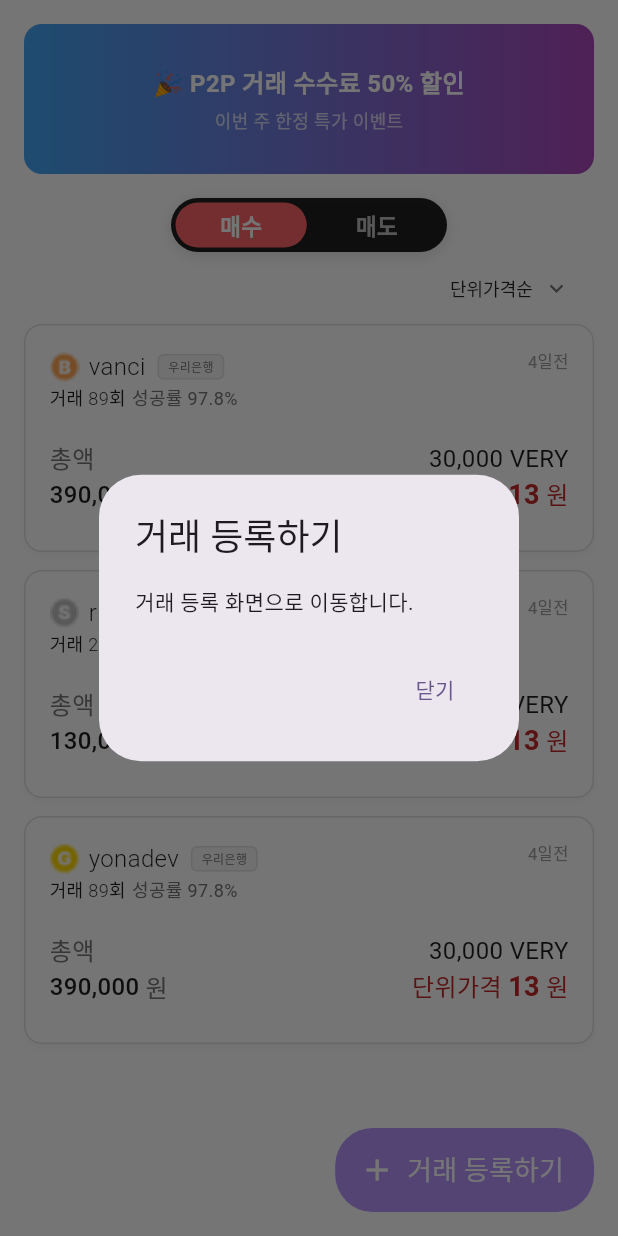
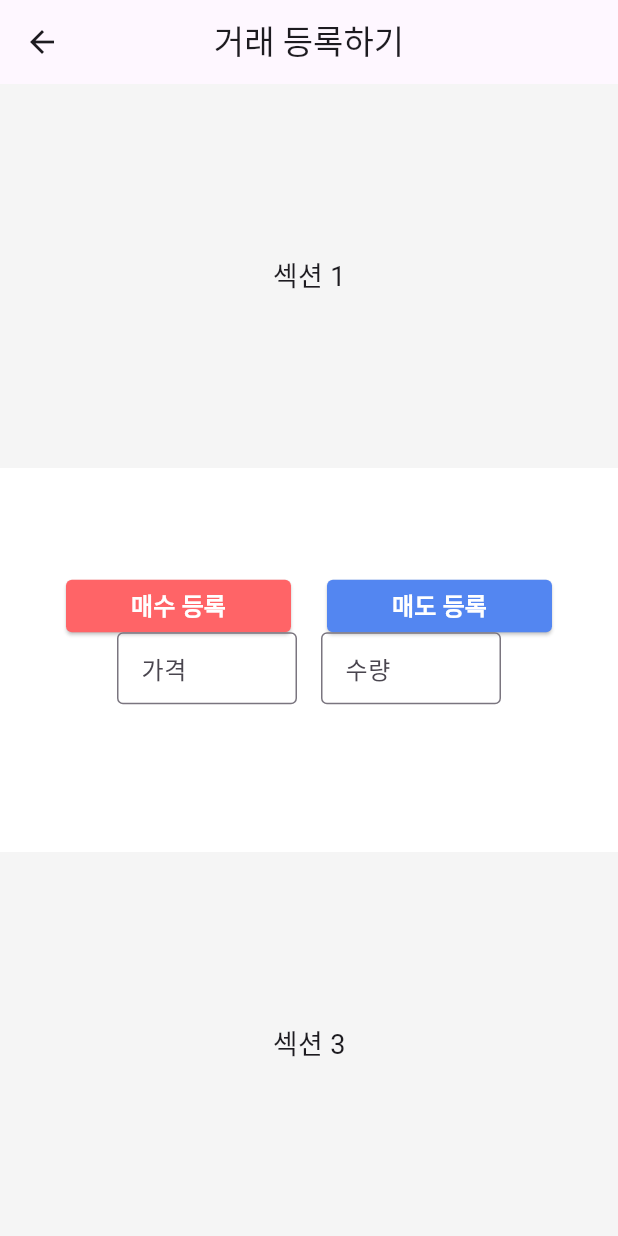
Before and after one commit to verychain/flutter, a Flutter app: the P2PTradingPage screen opened directly, after a tap on "거래 등록하기", on a phone screen of 412 x 824 dp. Run offline on Flutter 3.47's test engine with Material 3 defaults, Android fonts, the phone set to English and light mode, and no system bars; our stand-ins replace flutter_dotenv, flutter_svg, lottie, shared_preferences; missing offline and left inert: wepin_flutter_login_lib, wepin_flutter_widget_sdk; accounts and stored records are empty; Roboto replaces fonts that are missing (Pretendard); project files that could hold a hidden picture were left out.

```diff
--- /dev/null
+++ b/lib/view/pages/create_offer_page.dart
@@ -0,0 +1,131 @@
+import 'package:demo_flutter/data/constants.dart';
+import 'package:flutter/material.dart';
+
+class CreateOfferPage extends StatelessWidget {
+  const CreateOfferPage({super.key});
+
+  @override
+  Widget build(BuildContext context) {
+    return Scaffold(
+      appBar: AppBar(title: Text('거래 등록하기'), centerTitle: true),
+      body: Column(
+        children: [
+          Expanded(
+            child: Container(
+              color: Colors.grey.shade100,
+              child: Center(
+                child: Text('섹션 1', style: TextStyle(fontSize: 18.0)),
+              ),
+            ),
+          ),
+          Expanded(
+            child: Container(
+              color: Colors.white,
+              child: Center(
+                child: Column(
+                  mainAxisSize: MainAxisSize.min,
+                  children: [
+                    Row(
+                      mainAxisAlignment: MainAxisAlignment.center,
+
+                      children: [
+                        SizedBox(
+                          width: 150,
+                          height: 35,
+                          child: ElevatedButton(
+                            style: ElevatedButton.styleFrom(
+                              shape: RoundedRectangleBorder(
+                                borderRadius: BorderRadius.circular(4.0),
+                              ),
+                              backgroundColor: AppColors.buyColor,
+                              padding: EdgeInsets.symmetric(
+                                horizontal: 24,
+                                vertical: 4, // padding: 4px 24px
+                              ),
+                            ),
+                            onPressed: () {},
+                            child: Text(
+                              '매수 등록',
+                              style: TextStyle(
+                                fontSize: 16.0,
+                                fontWeight: FontWeight.bold,
+                                color: Colors.white,
+                              ),
+                            ),
+                          ),
+                        ),
+                        SizedBox(width: 24),
+                        SizedBox(
+                          width: 150,
+                          height: 35,
+                          child: ElevatedButton(
+                            style: ElevatedButton.styleFrom(
+                              shape: RoundedRectangleBorder(
+                                borderRadius: BorderRadius.circular(4.0),
+                              ),
+                              backgroundColor: AppColors.sellColor,
+                              padding: EdgeInsets.symmetric(
+                                horizontal: 24,
+                                vertical: 4, // padding: 4px 24px
+                              ),
+                            ),
+                            onPressed: () {},
+                            child: Text(
+                              '매도 등록',
+                              style: TextStyle(
+                                fontSize: 16.0,
+                                fontWeight: FontWeight.bold,
+                                color: Colors.white,
+                              ),
+                            ),
+                          ),
+                        ),
+                      ],
+                    ),
+                    Row(
+                      mainAxisAlignment: MainAxisAlignment.center,
+                      children: [
+                        SizedBox(
+                          width: 120,
+                          child: TextField(
+                            decoration: InputDecoration(
+                              labelText: '가격',
+                              border: OutlineInputBorder(),
+                              isDense: true,
+                            ),
+                            keyboardType: TextInputType.number,
+                          ),
+                        ),
+                        SizedBox(width: 16),
+                        SizedBox(
+                          width: 120,
+                          child: TextField(
+                            decoration: InputDecoration(
+                              labelText: '수량',
+                              border: OutlineInputBorder(),
+                              isDense: true,
+                            ),
+                            keyboardType: TextInputType.number,
+                          ),
+                        ),
+                      ],
+                    ),
+                    SizedBox(height: 24),
+                  ],
+                ),
+              ),
+            ),
+          ),
+          Expanded(
+            child: Container(
+              color: Colors.grey.shade100,
+              child: Center(
+                child: Text('섹션 3', style: TextStyle(fontSize: 18.0)),
+              ),
+            ),
+          ),
+        ],
+      ),
+    );
+  }
+}
--- a/lib/view/pages/p2p_trading_page.dart
+++ b/lib/view/pages/p2p_trading_page.dart
@@ -7,6 +7,7 @@ import 'package:flutter/material.dart';
 import 'package:demo_flutter/view/widgets/trade_card_widget.dart';
 import 'package:demo_flutter/view/widgets/trade_sort_dropdown.dart';
 import 'package:demo_flutter/model/trade_sort_type.dart';
+import 'package:demo_flutter/view/pages/create_offer_page.dart'; // <-- CreateOfferPage 임포트
 
 class P2PTradingPage extends StatefulWidget {
   const P2PTradingPage({super.key});
@@ -109,19 +110,9 @@ class _P2PTradingPageState extends State<P2PTradingPage>
       ),
       floatingActionButton: FloatingActionButton.extended(
         onPressed: () {
-          // 거래 등록하기 동작 (예시: 다이얼로그)
-          showDialog(
-            context: context,
-            builder: (context) => AlertDialog(
-              title: Text('거래 등록하기'),
-              content: Text('거래 등록 화면으로 이동합니다.'),
-              actions: [
-                TextButton(
-                  onPressed: () => Navigator.pop(context),
-                  child: Text('닫기'),
-                ),
-              ],
-            ),
+          Navigator.push(
+            context,
+            MaterialPageRoute(builder: (context) => CreateOfferPage()),
           );
         },
         label: Text(
@@ -130,10 +121,8 @@ class _P2PTradingPageState extends State<P2PTradingPage>
         ),
         icon: Icon(Icons.add, color: Colors.white),
         backgroundColor: AppColors.primary,
-        elevation: 0, // box shadow 제거
-        shape: RoundedRectangleBorder(
-          borderRadius: BorderRadius.circular(25), // border radius 25px
-        ),
+        elevation: 0,
+        shape: RoundedRectangleBorder(borderRadius: BorderRadius.circular(25)),
       ),
       floatingActionButtonLocation:
           FloatingActionButtonLocation.endFloat, // 하단 오른쪽
--- a/lib/view/widget_tree.dart
+++ b/lib/view/widget_tree.dart
@@ -3,11 +3,12 @@ import 'package:demo_flutter/data/notifiers.dart';
 import 'package:demo_flutter/view/pages/p2p_trading_page.dart';
 import 'package:demo_flutter/view/pages/profile_page.dart';
 import 'package:demo_flutter/view/pages/settings_page.dart';
+import 'package:demo_flutter/view/pages/wallet_page.dart';
 import 'package:demo_flutter/view/widgets/navbar_widget.dart';
 import 'package:flutter/material.dart';
 import 'package:shared_preferences/shared_preferences.dart';
 
-List<Widget> pages = [P2PTradingPage(), ProfilePage()];
+List<Widget> pages = [P2PTradingPage(), WalletPage(), ProfilePage()];
 
 class WidgetTree extends StatelessWidget {
   final String? title;
@@ -15,7 +16,7 @@ class WidgetTree extends StatelessWidget {
   const WidgetTree({super.key, this.title});
 
   // 페이지별 제목 정의 (기본값들)
-  final List<String> pageTitles = const ['P2P', 'Profile'];
+  final List<String> pageTitles = const ['P2P', '지갑', '프로필'];
 
   @override
   Widget build(BuildContext context) {
--- a/lib/view/widgets/navbar_widget.dart
+++ b/lib/view/widgets/navbar_widget.dart
@@ -16,7 +16,11 @@ class NavbarWidget extends StatelessWidget {
               icon: Icon(Icons.swap_horiz_rounded),
               label: "거래",
             ),
-            NavigationDestination(icon: Icon(Icons.person), label: 'Profile'),
+            NavigationDestination(
+              icon: Icon(Icons.account_balance_wallet_outlined),
+              label: '지갑',
+            ),
+            NavigationDestination(icon: Icon(Icons.person), label: '프로필'),
           ],
           selectedIndex: selectedPage,
           onDestinationSelected: (value) => {
--- a/pubspec.yaml
+++ b/pubspec.yaml
@@ -38,6 +38,8 @@ dependencies:
   shared_preferences: ^2.5.3
   flutter_svg: ^2.0.7 # Added line
   wepin_flutter_login_lib: ^1.0.0
+  wepin_flutter_widget_sdk: ^1.0.0
+  flutter_dotenv: ^5.2.1
 
 dev_dependencies:
   flutter_test:
@@ -67,6 +69,7 @@ flutter:
     - assets/logos/
     - assets/countries.json
     - assets/trades.json
+    - .env
   #   - images/a_dot_ham.jpeg
 
   # An image asset can refer to one or more resolution-specific "variants", see
```
Also changed, not shown: lib/main.dart (+4 -3 lines), lib/view/pages/wallet_page.dart (added, +67 -0 lines), pubspec.lock, 10 other files.
